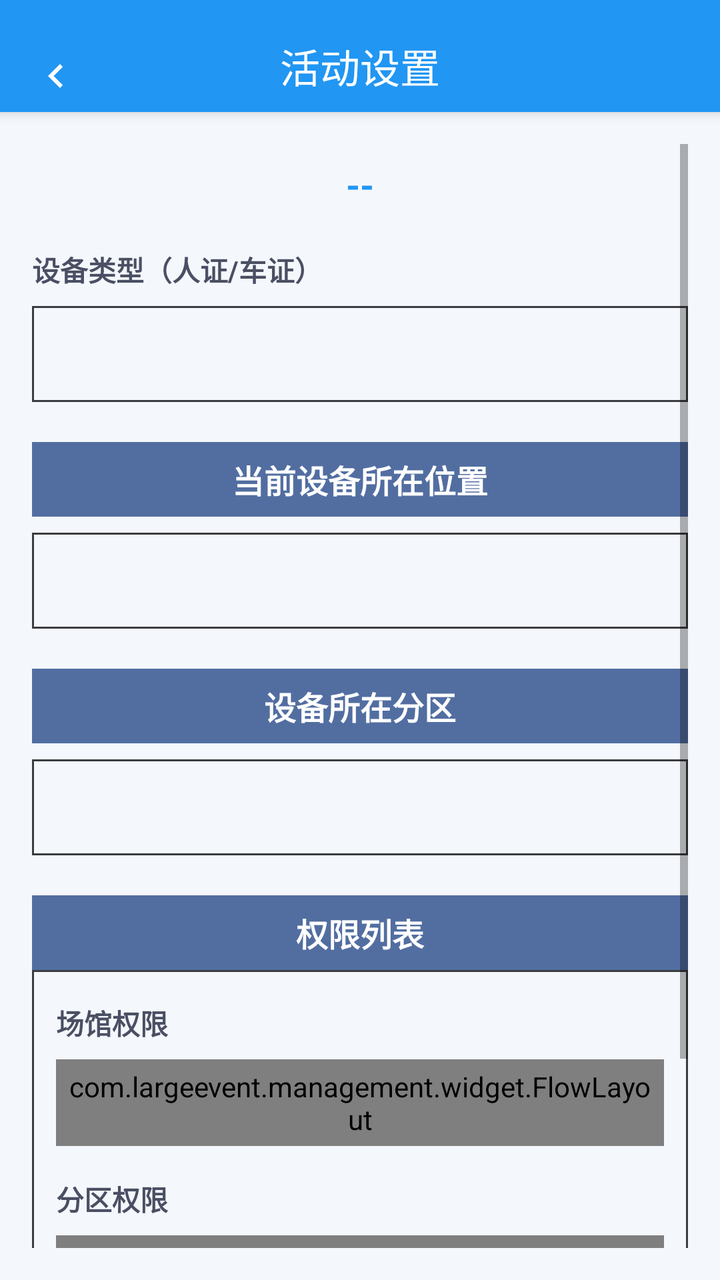
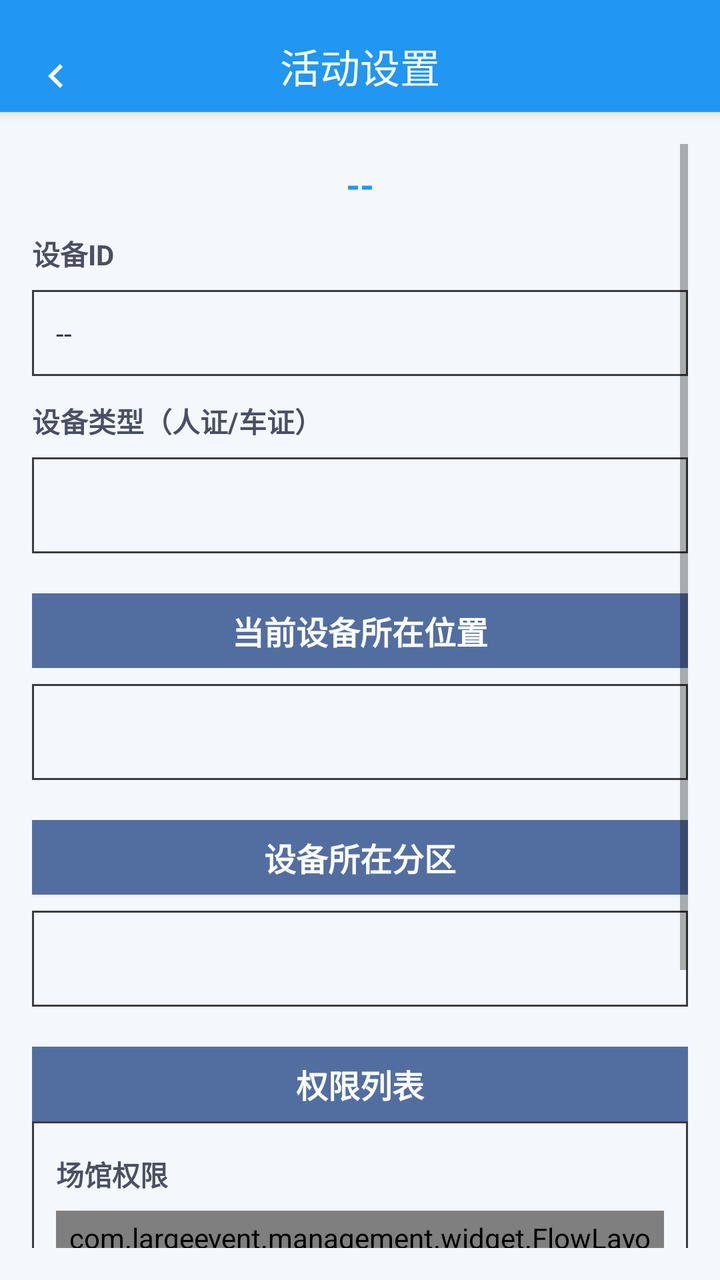

Before-and-after screenshots of an Android layout around one commit, followed by the original layout XML and the change that was made.
<!-- AndroidManifest.xml: application theme Theme.largeeventdigitalassistant -->
<!-- res/layout/activity_event_settings.xml -->
<?xml version="1.0" encoding="utf-8"?>
<LinearLayout xmlns:android="http://schemas.android.com/apk/res/android"
    xmlns:app="http://schemas.android.com/apk/res-auto"
    android:layout_width="match_parent"
    android:layout_height="match_parent"
    android:background="#F4F7FC"
    android:orientation="vertical">

    
    <com.google.android.material.appbar.MaterialToolbar
        android:id="@+id/toolbar"
        android:layout_width="match_parent"
        android:layout_height="56dp"
        android:background="@color/primary_blue"
        android:elevation="4dp"
        android:paddingTop="10dp"
        app:navigationIcon="@drawable/ic_back_simple"
        app:title="活动设置"
        app:titleCentered="true"
        app:titleTextAppearance="@style/TextAppearance.AppCompat.Title"
        app:titleTextColor="@color/white" />

    <ScrollView
        android:layout_width="match_parent"
        android:layout_height="match_parent"
        android:padding="16dp">

        <LinearLayout
            android:layout_width="match_parent"
            android:layout_height="wrap_content"
            android:orientation="vertical">

            
            <TextView
                android:id="@+id/tv_event_name"
                android:layout_width="match_parent"
                android:layout_height="wrap_content"
                android:gravity="center"
                android:padding="8dp"
                android:text="--"
                android:textColor="@color/primary_blue"
                android:textSize="18sp"
                android:textStyle="bold" />

            <TextView
                android:visibility="gone"
                android:layout_width="match_parent"
                android:layout_height="wrap_content"
                android:background="@color/primary_gre"
                android:gravity="center"
                android:padding="12dp"
                android:text="场次列表"
                android:textColor="@color/white"
                android:textSize="16sp"
                android:textStyle="bold" />

            <com.largeevent.management.widget.FlowLayout
                android:visibility="gone"
                android:id="@+id/container_sessions"
                android:layout_width="match_parent"
                android:layout_height="wrap_content"
                android:layout_marginTop="12dp"
                android:padding="4dp" />

            <TextView
                android:visibility="gone"
                android:layout_width="match_parent"
                android:layout_height="wrap_content"
                android:layout_marginTop="16dp"
                android:text="子活动（单位）"
                android:textColor="#4A4F63"
                android:textSize="14sp"
                android:textStyle="bold" />

            <Spinner
                android:id="@+id/spinner_sub_unit"
                android:visibility="gone"
                android:layout_width="match_parent"
                android:layout_height="48dp"
                android:layout_marginTop="8dp"
                android:background="@drawable/bg_outline_button2"
                android:paddingLeft="12dp"
                android:paddingRight="12dp" />

            <LinearLayout
                android:visibility="gone"
                android:layout_width="match_parent"
                android:layout_height="wrap_content"
                android:layout_marginTop="16dp"
                android:gravity="center_vertical"
                android:orientation="horizontal">

                <TextView
                    android:layout_width="0dp"
                    android:layout_height="wrap_content"
                    android:layout_weight="1"
                    android:text="启用证件激活校验"
                    android:textColor="#4A4F63"
                    android:textSize="14sp" />

                <androidx.appcompat.widget.SwitchCompat
                    android:id="@+id/switch_activation_check"
                    android:layout_width="wrap_content"
                    android:layout_height="wrap_content" />
            </LinearLayout>

            <TextView
                android:layout_width="match_parent"
                android:layout_height="wrap_content"
                android:layout_marginTop="12dp"
                android:text="设备类型（人证/车证）"
                android:textColor="#4A4F63"
                android:textSize="14sp"
                android:textStyle="bold" />

            <Spinner
                android:id="@+id/spinner_eqp_type"
                android:layout_width="match_parent"
                android:layout_height="48dp"
                android:layout_marginTop="8dp"
                android:background="@drawable/bg_outline_button2"
                android:paddingLeft="12dp"
                android:paddingRight="12dp" />

            <TextView
                android:visibility="visible"
                android:layout_width="match_parent"
                android:layout_height="wrap_content"
                android:layout_marginTop="20dp"
                android:background="#526EA1"
                android:gravity="center"
                android:padding="7dp"
                android:text="当前设备所在位置"
                android:textColor="@color/white"
                android:textSize="16sp"
                android:textStyle="bold" />

            <Spinner
                android:id="@+id/spinner_location"
                android:layout_width="match_parent"
                android:layout_height="48dp"
                android:layout_marginTop="8dp"
                android:background="@drawable/bg_outline_button2"
                android:paddingLeft="12dp"
                android:paddingRight="12dp" />

            <TextView
                android:visibility="visible"
                android:layout_width="match_parent"
                android:layout_height="wrap_content"
                android:layout_marginTop="20dp"
                android:background="#526EA1"
                android:gravity="center"
                android:padding="7dp"
                android:text="设备所在分区"
                android:textColor="@color/white"
                android:textSize="16sp"
                android:textStyle="bold" />

            <Spinner
                android:id="@+id/spinner_zone"
                android:layout_width="match_parent"
                android:layout_height="48dp"
                android:layout_marginTop="8dp"
                android:background="@drawable/bg_outline_button2"
                android:paddingLeft="12dp"
                android:paddingRight="12dp" />

            <TextView
                android:layout_width="match_parent"
                android:layout_height="wrap_content"
                android:layout_marginTop="20dp"
                android:background="#526EA1"
                android:gravity="center"
                android:padding="7dp"
                android:text="权限列表"
                android:textColor="@color/white"
                android:textSize="16sp"
                android:textStyle="bold" />
            <LinearLayout
                android:layout_width="match_parent"
                android:layout_height="wrap_content"
                android:background="@drawable/bg_outline_button2"
                android:orientation="vertical"
                android:padding="12dp">

                <TextView
                    android:id="@+id/tv_label_venue_permission"
                    android:layout_width="wrap_content"
                    android:layout_height="wrap_content"
                    android:layout_marginTop="4dp"
                    android:text="场馆权限"
                    android:textColor="#4A4F63"
                    android:textSize="14sp"
                    android:textStyle="bold" />

                <com.largeevent.management.widget.FlowLayout
                    android:id="@+id/container_venue_permissions"
                    android:layout_width="match_parent"
                    android:layout_height="wrap_content"
                    android:layout_marginTop="8dp"
                    android:padding="4dp" />

                <TextView
                    android:id="@+id/tv_label_partition_permission"
                    android:layout_width="wrap_content"
                    android:layout_height="wrap_content"
                    android:layout_marginTop="16dp"
                    android:text="分区权限"
                    android:textColor="#4A4F63"
                    android:textSize="14sp"
                    android:textStyle="bold" />

                <com.largeevent.management.widget.FlowLayout
                    android:id="@+id/container_partition_permissions"
                    android:layout_width="match_parent"
                    android:layout_height="wrap_content"
                    android:layout_marginTop="8dp"
                    android:padding="4dp" />

                <TextView
                    android:id="@+id/tv_label_area_permission"
                    android:layout_width="wrap_content"
                    android:layout_height="wrap_content"
                    android:layout_marginTop="16dp"
                    android:text="区域权限"
                    android:textColor="#4A4F63"
                    android:textSize="14sp"
                    android:textStyle="bold" />

                <com.largeevent.management.widget.FlowLayout
                    android:id="@+id/container_cert_zone_permissions"
                    android:layout_width="match_parent"
                    android:layout_height="wrap_content"
                    android:layout_marginTop="8dp"
                    android:padding="4dp" />

                <TextView
                    android:id="@+id/tv_label_parking_permission"
                    android:layout_width="wrap_content"
                    android:layout_height="wrap_content"
                    android:layout_marginTop="16dp"
                    android:text="停车通行码"
                    android:textColor="#4A4F63"
                    android:textSize="14sp"
                    android:textStyle="bold"
                    android:visibility="gone" />

                <com.largeevent.management.widget.FlowLayout
                    android:id="@+id/container_parking_permissions"
                    android:layout_width="match_parent"
                    android:layout_height="wrap_content"
                    android:layout_marginTop="8dp"
                    android:padding="4dp"
                    android:visibility="gone" />
            </LinearLayout>



            <androidx.appcompat.widget.AppCompatButton
                android:visibility="gone"
                android:id="@+id/btn_sync_data"
                android:layout_width="match_parent"
                android:layout_height="48dp"
                android:layout_marginTop="12dp"
                android:background="@drawable/bg_button_primary"
                android:text="同步数据"
                android:textColor="@android:color/white"
                android:textSize="16sp" />

            <TextView
                android:id="@+id/tv_sync_status"
                android:layout_width="match_parent"
                android:layout_height="wrap_content"
                android:layout_marginTop="12dp"
                android:background="#F4F7FC"
                android:gravity="center"
                android:padding="8dp"
                android:text="尚未同步数据"
                android:textColor="#9AA0B5"
                android:textSize="12sp"
                android:visibility="gone" />

            <LinearLayout
                android:id="@+id/layout_sync_details"
                android:layout_width="match_parent"
                android:layout_height="wrap_content"
                android:layout_marginTop="12dp"
                android:gravity="center"
                android:orientation="horizontal"
                android:visibility="gone">

                <TextView
                    android:id="@+id/tv_person_total"
                    android:layout_width="0dp"
                    android:layout_height="wrap_content"
                    android:layout_weight="1"
                    android:text="人证：0条"
                    android:textColor="@color/primary_blue"
                    android:textSize="14sp" />

                <TextView
                    android:id="@+id/tv_vehicle_total"
                    android:layout_width="0dp"
                    android:layout_height="wrap_content"
                    android:layout_weight="1"
                    android:gravity="end"
                    android:text="车证：0条"
                    android:textColor="@color/primary_blue"
                    android:textSize="14sp" />
            </LinearLayout>

            <androidx.appcompat.widget.AppCompatButton
                android:id="@+id/btn_view_data_detail"
                android:layout_width="match_parent"
                android:layout_height="48dp"
                android:layout_marginTop="16dp"
                android:background="@drawable/bg_button_primary"
                android:drawableStart="@drawable/ic_camera_blue"
                android:drawablePadding="8dp"
                android:text="查看数据详情"
                android:textColor="@android:color/white"
                android:visibility="gone" />
        </LinearLayout>
    </ScrollView>
</LinearLayout>
<!-- resources referenced by this layout -->
<resources>
  <color name="primary_blue">#2196F3</color>
  <color name="primary_gre">#5F68A6</color>
  <color name="white">#FFFFFFFF</color>
  <!-- drawable bg_button_primary (drawable) -->
  <?xml version="1.0" encoding="utf-8"?>
  <shape xmlns:android="http://schemas.android.com/apk/res/android"
      android:shape="rectangle">
      <solid android:color="@color/primary_blue" />
      <corners android:radius="6dp" />
      <padding
          android:left="24dp"
          android:top="12dp"
          android:right="24dp"
          android:bottom="12dp" />
  </shape>
  <!-- drawable bg_outline_button2 (drawable) -->
  <?xml version="1.0" encoding="utf-8"?>
  <shape xmlns:android="http://schemas.android.com/apk/res/android"
      android:shape="rectangle">
      <solid android:color="@android:color/transparent" />
      <corners android:radius="0dp" />
      <stroke
          android:width="1dp"
          android:color="#3B3D40" />
      <padding
          android:left="8dp"
          android:top="5dp"
          android:right="8dp"
          android:bottom="5dp" />
  </shape>
  <!-- drawable ic_back_simple (drawable) -->
  <?xml version="1.0" encoding="utf-8"?>
  <vector xmlns:android="http://schemas.android.com/apk/res/android"
      android:width="24dp"
      android:height="24dp"
      android:viewportWidth="24"
      android:viewportHeight="24">
      <path
          android:fillColor="@android:color/white"
          android:pathData="M15.41,7.41L14,6l-6,6 6,6 1.41,-1.41L10.83,12z" />
  </vector>
  <!-- drawable ic_camera_blue (drawable) -->
  <?xml version="1.0" encoding="utf-8"?>
  <vector xmlns:android="http://schemas.android.com/apk/res/android"
      android:width="24dp"
      android:height="24dp"
      android:viewportWidth="24"
      android:viewportHeight="24">
      <path
          android:fillColor="#2196F3"
          android:pathData="M9,2L7.17,4H4c-1.1,0 -2,0.9 -2,2v12c0,1.1 0.9,2 2,2h16c1.1,0 2,-0.9 2,-2V6c0,-1.1 -0.9,-2 -2,-2h-3.17L15,2H9zm3,5c2.76,0 5,2.24 5,5s-2.24,5 -5,5 -5,-2.24 -5,-5 2.24,-5 5,-5zm0,2c-1.66,0 -3,1.34 -3,3s1.34,3 3,3 3,-1.34 3,-3 -1.34,-3 -3,-3z" />
  </vector>
  <style name="Theme.largeeventdigitalassistant" parent="Theme.MaterialComponents.DayNight.NoActionBar">
          
          <item name="colorPrimary">@color/purple_500</item>
          <item name="colorPrimaryVariant">@color/purple_700</item>
          <item name="colorOnPrimary">@color/white</item>
          
          <item name="colorSecondary">@color/teal_200</item>
          <item name="colorSecondaryVariant">@color/teal_700</item>
          <item name="colorOnSecondary">@color/black</item>
          
          <item name="android:statusBarColor">@android:color/transparent</item>
          <item name="android:windowTranslucentStatus">true</item>
          <item name="windowActionBar">false</item>
          <item name="windowNoTitle">true</item>
          
      </style>
  <color name="purple_500">#FF6200EE</color>
  <color name="purple_700">#FF3700B3</color>
  <color name="teal_200">#FF03DAC5</color>
  <color name="teal_700">#FF018786</color>
  <color name="black">#FF000000</color>
</resources>

<!-- the commit's change to res/layout/activity_event_settings.xml (unified diff, before → after) -->
@@ -43,6 +43,30 @@
                 android:textStyle="bold" />
 
             <TextView
+                android:layout_width="match_parent"
+                android:layout_height="wrap_content"
+                android:layout_marginTop="4dp"
+                android:text="设备ID"
+                android:textColor="#4A4F63"
+                android:textSize="14sp"
+                android:textStyle="bold" />
+
+            <TextView
+                android:id="@+id/tv_device_id"
+                android:layout_width="match_parent"
+                android:layout_height="wrap_content"
+                android:layout_marginTop="8dp"
+                android:background="@drawable/bg_outline_button2"
+                android:paddingLeft="12dp"
+                android:paddingTop="12dp"
+                android:paddingRight="12dp"
+                android:paddingBottom="12dp"
+                android:text="--"
+                android:textColor="#2C3347"
+                android:textIsSelectable="true"
+                android:textSize="14sp" />
+
+            <TextView
                 android:visibility="gone"
                 android:layout_width="match_parent"
                 android:layout_height="wrap_content"
